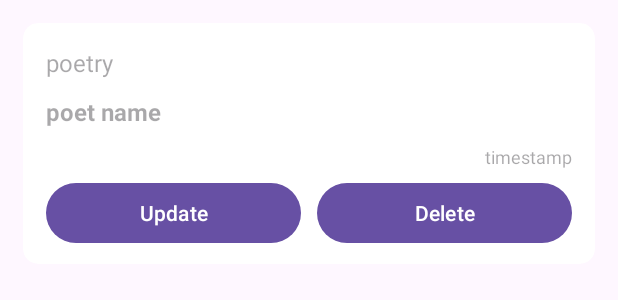
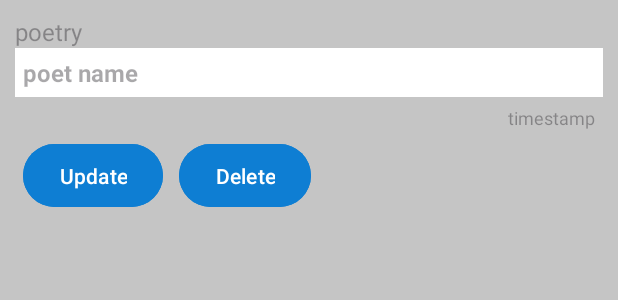
Before and after one commit to Deepakkumar-4/PoetryApp, an Android app: the layout poetry_list_view.xml on its own in the app's theme, with its tools: preview values and no code run, on a phone screen of 412 x 824 dp. Shown: the top 300 px of the screen. Run offline under Robolectric (Android 15) with nearby library versions, the phone set to English and light mode, and no system bars.

Commit message:
internet permission added, api started working

```diff
--- a/app/src/main/AndroidManifest.xml
+++ b/app/src/main/AndroidManifest.xml
@@ -1,6 +1,8 @@
 <?xml version="1.0" encoding="utf-8"?>
 <manifest xmlns:android="http://schemas.android.com/apk/res/android"
     xmlns:tools="http://schemas.android.com/tools">
+
+    <uses-permission android:name="android.permission.INTERNET"/>
 
     <application
         android:allowBackup="true"
@@ -8,6 +10,7 @@
         android:fullBackupContent="@xml/backup_rules"
         android:icon="@mipmap/ic_launcher"
         android:label="@string/app_name"
+        android:usesCleartextTraffic="true"
         android:roundIcon="@mipmap/ic_launcher_round"
         android:supportsRtl="true"
         android:theme="@style/Theme.QuoteApp"
--- a/app/src/main/java/com/example/quoteapp/APIs/ApiInterface.java
+++ b/app/src/main/java/com/example/quoteapp/APIs/ApiInterface.java
@@ -1,13 +1,13 @@
 package com.example.quoteapp.APIs;
 
-import com.example.quoteapp.Response.ApiResponse;
+import com.example.quoteapp.Response.GetPoetryResponse;
 
 import retrofit2.Call;
 import retrofit2.http.GET;
 
-public interface ApiInterface {
+public interface  ApiInterface {
 
     @GET("getpoetry.php")
-    Call<ApiResponse> getpoetry();
+    Call<GetPoetryResponse> getpoetry();
 
 }
--- a/app/src/main/java/com/example/quoteapp/Response/ApiResponse.java
+++ b/app/src/main/java/com/example/quoteapp/Response/GetPoetryResponse.java
@@ -4,12 +4,12 @@ import com.example.quoteapp.Model.PoetryModel;
 
 import java.util.List;
 
-public class ApiResponse {
+public class GetPoetryResponse {
 
     String status,message;
     List<PoetryModel> data;
 
-    public ApiResponse(String status, String message, List<PoetryModel> data) {
+    public GetPoetryResponse(String status, String message, List<PoetryModel> data) {
         this.status = status;
         this.message = message;
         this.data = data;
--- a/app/src/main/res/layout/poetry_list_view.xml
+++ b/app/src/main/res/layout/poetry_list_view.xml
@@ -1,21 +1,20 @@
 <?xml version="1.0" encoding="utf-8"?>
-<androidx.cardview.widget.CardView
+<androidx.constraintlayout.widget.ConstraintLayout
     xmlns:android="http://schemas.android.com/apk/res/android"
     xmlns:app="http://schemas.android.com/apk/res-auto"
+    android:layout_width="match_parent"
+    android:layout_height="match_parent"
+    android:background="#C5C5C5">
 
-    android:layout_width="match_parent"
-    android:layout_height="wrap_content"
-
-    android:layout_margin="15dp"
-    android:padding="10dp"
-    app:cardCornerRadius="10dp"
-    android:outlineAmbientShadowColor="@color/black">
 
     <LinearLayout
         android:layout_width="match_parent"
         android:layout_height="match_parent"
         android:orientation="vertical"
-        android:padding="10dp">
+        android:padding="10dp"
+        app:layout_constraintEnd_toEndOf="parent"
+        app:layout_constraintStart_toStartOf="parent"
+        app:layout_constraintTop_toTopOf="parent">
 
 
         <TextView
@@ -23,50 +22,52 @@
             android:layout_width="match_parent"
             android:layout_height="wrap_content"
             android:hint="poetry"
-            android:minHeight="20dp"
-            android:padding="5dp"
-            android:textSize="16sp"/>
+            android:textSize="16dp" />
+
         <TextView
             android:id="@+id/poet_name"
             android:layout_width="match_parent"
+            android:layout_height="wrap_content"
+            android:background="@color/white"
             android:hint="poet name"
-            android:layout_height="wrap_content"
-            android:minHeight="20dp"
+            android:padding="5dp"
             android:textColor="@color/black"
-            android:textStyle="bold"
             android:textSize="16sp"
-            android:padding="5dp"/>
+            android:textStyle="bold" />
+
         <TextView
             android:id="@+id/timestamp"
             android:layout_width="match_parent"
+            android:layout_height="wrap_content"
+            android:gravity="right|center_vertical"
             android:hint="timestamp"
-            android:layout_height="wrap_content"
             android:minHeight="20dp"
             android:padding="5dp"
-            android:textSize="12sp"
-            android:gravity="right|center_vertical"/>
+            android:textSize="12sp" />
 
         <LinearLayout
             android:layout_width="match_parent"
-            android:layout_height="wrap_content"
-            >
+            android:layout_height="50dp">
+
             <Button
                 android:id="@+id/updatebtn"
-                android:layout_width="0dp"
-                android:layout_height="wrap_content"
-                android:layout_weight="1"
+                android:layout_width="wrap_content"
+                android:layout_height="50dp"
                 android:layout_marginHorizontal="5dp"
-                android:text="Update"/>
+                android:backgroundTint="#0E7ED3"
+                android:text="Update" />
+
             <Button
                 android:id="@+id/deletebtn"
-                android:layout_width="0dp"
-                android:layout_height="wrap_content"
-                android:layout_weight="1"
+                android:layout_width="wrap_content"
+                android:layout_height="50dp"
                 android:layout_marginHorizontal="5dp"
-                android:text="Delete"/>
+                android:backgroundTint="#0E7ED3"
+                android:text="Delete" />
         </LinearLayout>
 
     </LinearLayout>
 
 
-</androidx.cardview.widget.CardView>
+
+</androidx.constraintlayout.widget.ConstraintLayout>
```
Also changed, not shown: app/src/main/java/com/example/quoteapp/MainActivity.java (+22 -8 lines), app/src/main/res/layout/activity_main.xml (+23 -14 lines).
